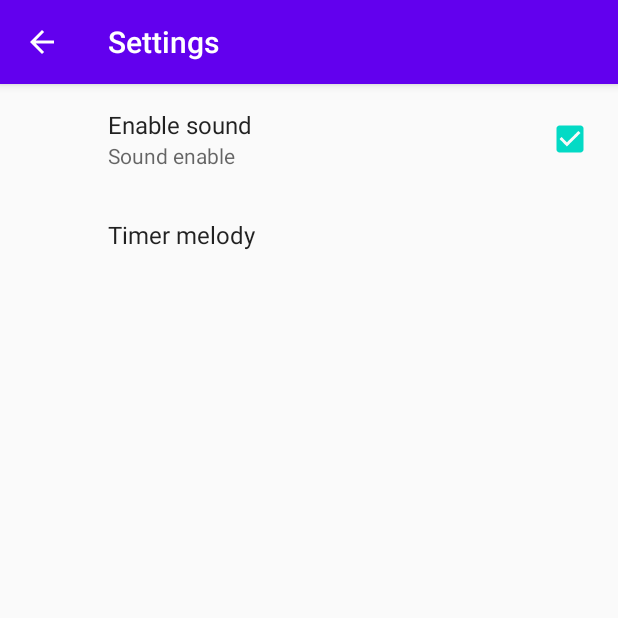
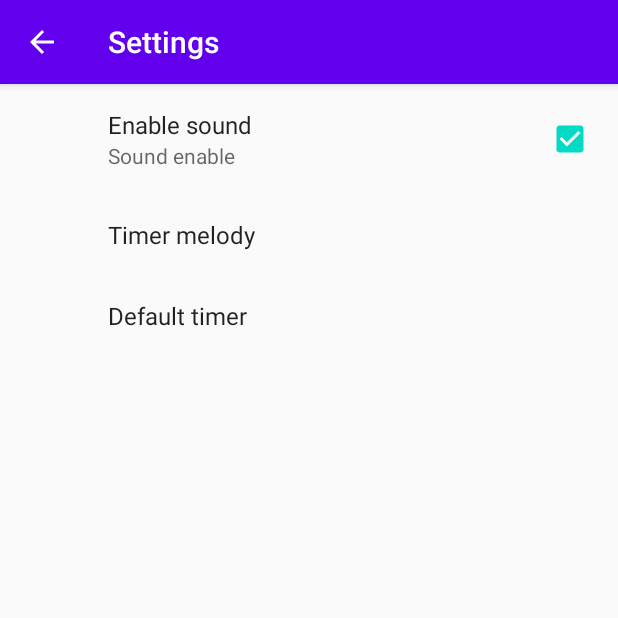
Before and after one commit to Kholkins/cooltimer, an Android app: the SettingsFragment screen opened directly, with no data from a screen before it, on a phone screen of 412 x 824 dp, the top half of it. Run offline under Robolectric (Android 15) with nearby library versions, the phone set to English and light mode, and no system bars; our stand-ins replace androidx.preference.

Commit message:
add timer interval

```diff
--- a/app/src/main/java/com/example/cooltimer/MainActivity.java
+++ b/app/src/main/java/com/example/cooltimer/MainActivity.java
@@ -171,8 +171,10 @@ public class MainActivity extends AppCompatActivity {
             startActivity(openAbout);
             return true;
         }
-
-
         return super.onOptionsItemSelected(item);
     }
+
+    public void setIntervalFromSharedPreference(SharedPreferences sharedPreferences){
+
+    }
 }
--- a/app/src/main/java/com/example/cooltimer/SettingsFragment.java
+++ b/app/src/main/java/com/example/cooltimer/SettingsFragment.java
@@ -9,7 +9,7 @@ import androidx.preference.Preference;
 import androidx.preference.PreferenceFragmentCompat;
 import androidx.preference.PreferenceScreen;
 
-public class SettingsFragment extends PreferenceFragmentCompat {
+public class SettingsFragment extends PreferenceFragmentCompat implements SharedPreferences.OnSharedPreferenceChangeListener {
 
     @Override
     public void onCreatePreferences(Bundle savedInstanceState, String rootKey) {
@@ -37,4 +37,25 @@ public class SettingsFragment extends PreferenceFragmentCompat {
           }
       }
     }
+
+    @Override
+    public void onSharedPreferenceChanged(SharedPreferences sharedPreferences, String key) {
+        Preference preference = findPreference(key);
+        if (!(preference instanceof CheckBoxPreference)){
+            String value = sharedPreferences.getString(preference.getKey(),"Bell");
+            setPreferenceLabel(preference,value);
+        }
+    }
+
+    @Override
+    public void onCreate(Bundle savedInstanceState) {
+        super.onCreate(savedInstanceState);
+        getPreferenceScreen().getSharedPreferences().registerOnSharedPreferenceChangeListener(this);
+    }
+
+    @Override
+    public void onDestroy() {
+        super.onDestroy();
+        getPreferenceScreen().getSharedPreferences().unregisterOnSharedPreferenceChangeListener(this);
+    }
 }
--- a/app/src/main/res/xml/timer_preferences.xml
+++ b/app/src/main/res/xml/timer_preferences.xml
@@ -5,17 +5,23 @@
     <CheckBoxPreference
         android:defaultValue="true"
         android:key="enable_sound"
-        app:title="Enable sound"
+        android:title="Enable sound"
         android:summaryOff="Sound disable"
         android:summaryOn="Sound enable"
         />
 
     <ListPreference
-        app:title="Timer melody"
+        android:title="Timer melody"
         android:key="timer_melody"
-        app:defaultValue="bell"
+        android:defaultValue="bell"
         android:entries="@array/pef_timer_melody_label"
         android:entryValues="@array/pef_timer_melody_value"
         />
 
+    <EditTextPreference
+        android:title="Default timer"
+        android:key="default_timer"
+        android:defaultValue="30"
+        />
+
 </PreferenceScreen>
```
